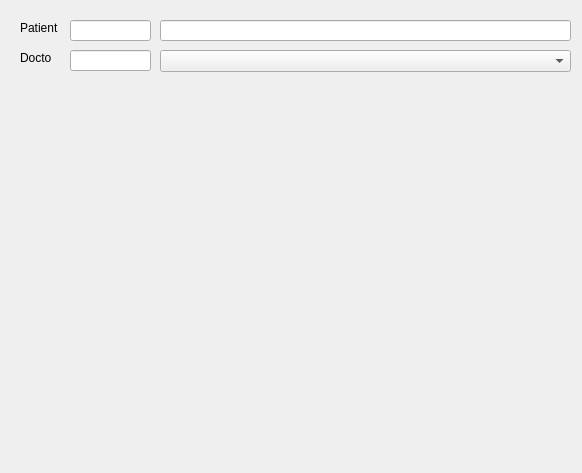
Before: the Qt Designer form makeanappointmentdialog.ui in nikifor511/hhospital, drawn with Qt 5.
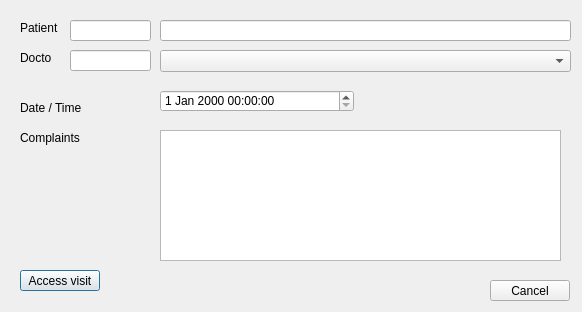
After: the same form once the commit is applied.

The edit to the form file:
```diff
--- a/makeanappointmentdialog.ui
+++ b/makeanappointmentdialog.ui
@@ -7,7 +7,7 @@
     <x>0</x>
     <y>0</y>
     <width>582</width>
-    <height>473</height>
+    <height>312</height>
    </rect>
   </property>
   <property name="windowTitle">
@@ -85,6 +85,78 @@
     </rect>
    </property>
   </widget>
+  <widget class="QDateTimeEdit" name="dateTimeEdit">
+   <property name="geometry">
+    <rect>
+     <x>160</x>
+     <y>90</y>
+     <width>194</width>
+     <height>22</height>
+    </rect>
+   </property>
+  </widget>
+  <widget class="QTextEdit" name="textEdit">
+   <property name="geometry">
+    <rect>
+     <x>160</x>
+     <y>130</y>
+     <width>401</width>
+     <height>131</height>
+    </rect>
+   </property>
+  </widget>
+  <widget class="QLabel" name="label_4">
+   <property name="geometry">
+    <rect>
+     <x>20</x>
+     <y>130</y>
+     <width>61</width>
+     <height>16</height>
+    </rect>
+   </property>
+   <property name="text">
+    <string>Complaints</string>
+   </property>
+  </widget>
+  <widget class="QLabel" name="label_3">
+   <property name="geometry">
+    <rect>
+     <x>20</x>
+     <y>100</y>
+     <width>61</width>
+     <height>16</height>
+    </rect>
+   </property>
+   <property name="text">
+    <string>Date / Time</string>
+   </property>
+  </widget>
+  <widget class="QPushButton" name="pushButton">
+   <property name="geometry">
+    <rect>
+     <x>20</x>
+     <y>270</y>
+     <width>80</width>
+     <height>21</height>
+    </rect>
+   </property>
+   <property name="text">
+    <string>Access visit</string>
+   </property>
+  </widget>
+  <widget class="QPushButton" name="pushButton_2">
+   <property name="geometry">
+    <rect>
+     <x>490</x>
+     <y>280</y>
+     <width>80</width>
+     <height>21</height>
+    </rect>
+   </property>
+   <property name="text">
+    <string>Cancel</string>
+   </property>
+  </widget>
  </widget>
  <resources/>
  <connections/>
```
Left out of the diff: 8 changed lines with no effect on the pictures.
